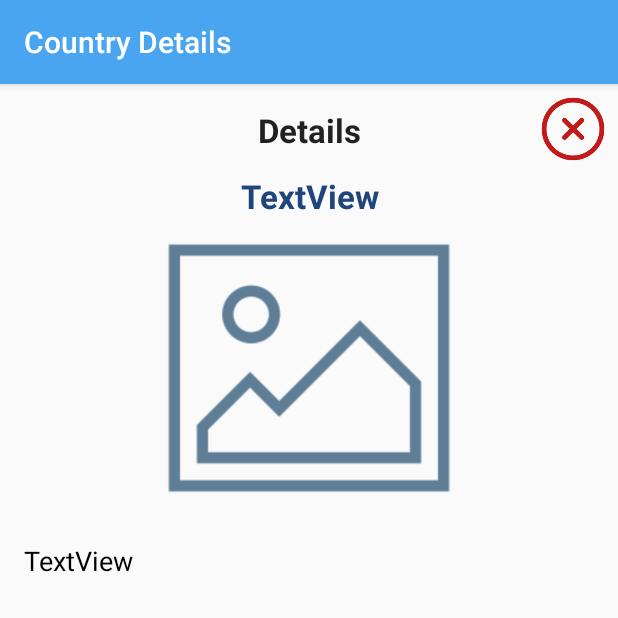
After one commit to snehazanzane/Assignment, an Android app: the fragment DetailsFragment shown on its own in the app's theme, on a phone screen of 412 x 824 dp, the top half of it. The commit adds this screen. Run offline under Robolectric (Android 15) with nearby library versions, the phone set to English and light mode, and no system bars.

Commit message:
UI designing is done : 1. List view UI done 2. Details view UI done

```diff
--- a/app/build.gradle
+++ b/app/build.gradle
@@ -25,6 +25,8 @@ dependencies {
     implementation fileTree(dir: "libs", include: ["*.jar"])
     implementation 'androidx.appcompat:appcompat:1.1.0'
     implementation 'androidx.constraintlayout:constraintlayout:1.1.3'
+    implementation 'androidx.legacy:legacy-support-v4:1.0.0'
+    implementation 'androidx.lifecycle:lifecycle-extensions:2.1.0'
     testImplementation 'junit:junit:4.12'
     androidTestImplementation 'androidx.test.ext:junit:1.1.1'
     androidTestImplementation 'androidx.test.espresso:espresso-core:3.2.0'
--- /dev/null
+++ b/app/src/main/java/com/assignment/CountryDetails/UI/fragments/DetailsFragment.java
@@ -0,0 +1,38 @@
+package com.assignment.CountryDetails.UI.fragments;
+
+import androidx.lifecycle.ViewModelProviders;
+
+import android.os.Bundle;
+
+import androidx.annotation.NonNull;
+import androidx.annotation.Nullable;
+import androidx.fragment.app.Fragment;
+
+import android.view.LayoutInflater;
+import android.view.View;
+import android.view.ViewGroup;
+
+import com.assignment.CountryDetails.R;
+
+public class DetailsFragment extends Fragment {
+
+    private DetailsViewModel mViewModel;
+
+    public static DetailsFragment newInstance() {
+        return new DetailsFragment();
+    }
+
+    @Override
+    public View onCreateView(@NonNull LayoutInflater inflater, @Nullable ViewGroup container,
+                             @Nullable Bundle savedInstanceState) {
+        return inflater.inflate(R.layout.details_fragment, container, false);
+    }
+
+    @Override
+    public void onActivityCreated(@Nullable Bundle savedInstanceState) {
+        super.onActivityCreated(savedInstanceState);
+        mViewModel = ViewModelProviders.of(this).get(DetailsViewModel.class);
+        // TODO: Use the ViewModel
+    }
+
+}
--- /dev/null
+++ b/app/src/main/java/com/assignment/CountryDetails/UI/fragments/DetailsViewModel.java
@@ -0,0 +1,7 @@
+package com.assignment.CountryDetails.UI.fragments;
+
+import androidx.lifecycle.ViewModel;
+
+public class DetailsViewModel extends ViewModel {
+    // TODO: Implement the ViewModel
+}
--- /dev/null
+++ b/app/src/main/res/drawable/ic_next_arrow.xml
@@ -0,0 +1,5 @@
+<vector android:height="48dp" android:tint="#8B8B8B"
+    android:viewportHeight="24" android:viewportWidth="24"
+    android:width="48dp" xmlns:android="http://schemas.android.com/apk/res/android">
+    <path android:fillColor="@android:color/white" android:pathData="M10,6L8.59,7.41 13.17,12l-4.58,4.59L10,18l6,-6z"/>
+</vector>
--- /dev/null
+++ b/app/src/main/res/layout/details_fragment.xml
@@ -0,0 +1,80 @@
+<?xml version="1.0" encoding="utf-8"?>
+<FrameLayout xmlns:android="http://schemas.android.com/apk/res/android"
+    xmlns:app="http://schemas.android.com/apk/res-auto"
+    xmlns:tools="http://schemas.android.com/tools"
+    android:layout_width="match_parent"
+    android:layout_height="match_parent"
+    tools:context=".UI.fragments.DetailsFragment">
+
+    <androidx.constraintlayout.widget.ConstraintLayout
+        android:layout_width="match_parent"
+        android:layout_height="match_parent">
+
+
+        <ImageView
+            android:id="@+id/imageClose_DetailsFragment"
+            android:layout_width="@dimen/size_close_button"
+            android:layout_height="@dimen/size_close_button"
+            android:contentDescription="@string/str_fragment_close_desc"
+            android:src="@drawable/ic_close"
+            app:layout_constraintEnd_toEndOf="parent"
+            app:layout_constraintTop_toTopOf="parent" />
+
+        <TextView
+            android:id="@+id/textHeading_DetailsFragment"
+            android:layout_width="0dp"
+            android:layout_height="wrap_content"
+            android:layout_marginTop="16dp"
+            android:gravity="center"
+            android:text="@string/str_fragment_details"
+            android:textAppearance="@style/TextAppearance.AppCompat.Large"
+            android:textStyle="bold"
+            app:layout_constraintEnd_toEndOf="parent"
+            app:layout_constraintStart_toStartOf="parent"
+            app:layout_constraintTop_toTopOf="parent" />
+
+        <ImageView
+            android:id="@+id/image_DetailsFragment"
+            android:layout_width="@dimen/size_image_details"
+            android:layout_height="@dimen/size_image_details"
+            android:contentDescription="@string/str_fragment_image_desc"
+            android:src="@drawable/icon_default_image"
+            app:layout_constraintEnd_toEndOf="parent"
+            app:layout_constraintStart_toStartOf="parent"
+            app:layout_constraintTop_toBottomOf="@+id/textTitle_DetailsFragment" />
+
+        <TextView
+            android:id="@+id/textTitle_DetailsFragment"
+            android:layout_width="0dp"
+            android:layout_height="wrap_content"
+            android:layout_marginStart="8dp"
+            android:layout_marginLeft="8dp"
+            android:layout_marginEnd="8dp"
+            android:layout_marginRight="8dp"
+            android:gravity="center"
+            android:text="TextView"
+            android:textAppearance="@style/TextAppearance.AppCompat.Large"
+            android:textColor="@color/colorTextViewBlue"
+            android:textStyle="bold"
+            app:layout_constraintEnd_toEndOf="parent"
+            app:layout_constraintStart_toStartOf="parent"
+            app:layout_constraintTop_toBottomOf="@+id/imageClose_DetailsFragment" />
+
+        <TextView
+            android:id="@+id/textDescription_Fragment"
+            android:layout_width="0dp"
+            android:layout_height="wrap_content"
+            android:layout_marginStart="16dp"
+            android:layout_marginLeft="16dp"
+            android:layout_marginTop="16dp"
+            android:layout_marginEnd="16dp"
+            android:layout_marginRight="16dp"
+            android:text="TextView"
+            android:textAppearance="@style/TextAppearance.AppCompat.Medium"
+            android:textColor="@android:color/black"
+            app:layout_constraintEnd_toEndOf="parent"
+            app:layout_constraintStart_toStartOf="parent"
+            app:layout_constraintTop_toBottomOf="@+id/image_DetailsFragment" />
+    </androidx.constraintlayout.widget.ConstraintLayout>
+
+</FrameLayout>
--- a/app/src/main/res/values/colors.xml
+++ b/app/src/main/res/values/colors.xml
@@ -3,4 +3,5 @@
     <color name="colorPrimary">#49A5EF</color>
     <color name="colorPrimaryDark">#2196F3</color>
     <color name="colorAccent">#03DAC5</color>
+    <color name="colorTextViewBlue">#20457A</color>
 </resources>
--- /dev/null
+++ b/app/src/main/res/values/dimens.xml
@@ -0,0 +1,6 @@
+<?xml version="1.0" encoding="utf-8"?>
+<resources>
+    <dimen name="list_image_size">100dp</dimen>
+    <dimen name="size_close_button">60dp</dimen>
+    <dimen name="size_image_details">200dp</dimen>
+</resources>
--- a/app/src/main/res/values/strings.xml
+++ b/app/src/main/res/values/strings.xml
@@ -1,3 +1,8 @@
 <resources>
     <string name="app_name">Country Details</string>
+    <string name="str_next_arrow_desc">Go to next view</string>
+    <string name="str_list_image_desc">list image description</string>
+    <string name="str_fragment_details">Details</string>
+    <string name="str_fragment_close_desc">Fragment close description</string>
+    <string name="str_fragment_image_desc">image description</string>
 </resources>
```
Also changed, not shown: app/src/main/res/layout/activity_main.xml (+15 -0 lines), app/src/main/res/layout/view_list_item.xml (added, +66 -0 lines), app/src/main/res/drawable/ic_close.png (added), app/src/main/res/drawable/icon_default_image.png (added).
